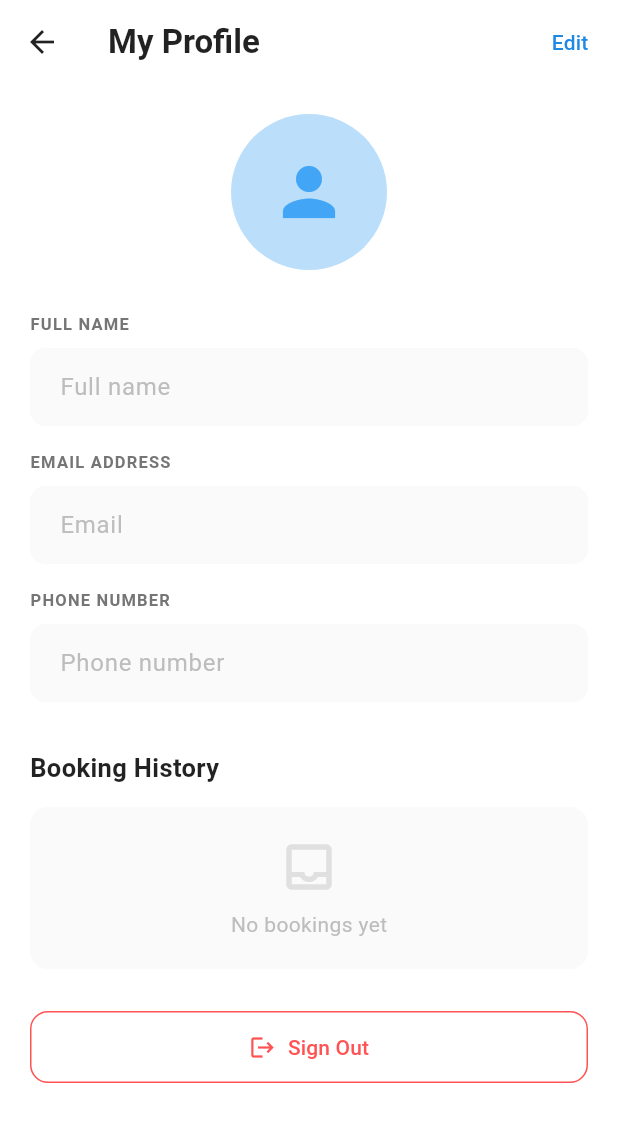
After one commit to HotChicken9405/inlo, a Flutter app: the CustomerProfileScreen screen opened directly, on a phone screen of 412 x 824 dp. The commit adds this screen. Shown: the top 1122 px of the screen. Run offline on Flutter 3.47's test engine with Material 3 defaults, Android fonts, the phone set to English and light mode, and no system bars; our stand-ins replace cloud_firestore, firebase_auth, firebase_core, google_sign_in, image_picker; accounts and stored records are empty.

Commit message:
cstmr profile added

```diff
--- /dev/null
+++ b/Inlo/lib/screens/customer_profile_screen.dart
@@ -0,0 +1,515 @@
+import 'dart:io';
+import 'dart:convert';
+import 'package:flutter/material.dart';
+import 'package:firebase_auth/firebase_auth.dart';
+import 'package:cloud_firestore/cloud_firestore.dart';
+import 'package:image_picker/image_picker.dart';
+import 'package:http/http.dart' as http;
+import 'login_screen.dart';
+
+class CustomerProfileScreen extends StatefulWidget {
+  const CustomerProfileScreen({super.key});
+
+  @override
+  State<CustomerProfileScreen> createState() =>
+      _CustomerProfileScreenState();
+}
+
+class _CustomerProfileScreenState
+    extends State<CustomerProfileScreen> {
+  final uid = FirebaseAuth.instance.currentUser!.uid;
+  bool _isEditing = false;
+  bool _isLoading = false;
+
+  final _nameController = TextEditingController();
+  final _emailController = TextEditingController();
+  final _phoneController = TextEditingController();
+  String _profilePhotoUrl = '';
+
+  static const String _cloudName = 'dgxp8sv9h';
+  static const String _uploadPreset = 'inlo_unsigned';
+
+  @override
+  void initState() {
+    super.initState();
+    _loadUserData();
+  }
+
+  Future<void> _loadUserData() async {
+    final doc = await FirebaseFirestore.instance
+        .collection('users')
+        .doc(uid)
+        .get();
+    final data = doc.data() ?? {};
+    setState(() {
+      _nameController.text = data['name'] ?? '';
+      _emailController.text = data['email'] ?? '';
+      _phoneController.text = data['phone'] ?? '';
+      _profilePhotoUrl = data['profilePhoto'] ?? '';
+    });
+  }
+
+  Future<void> _pickAndUploadPhoto() async {
+    final picker = ImagePicker();
+    final image = await picker.pickImage(
+        source: ImageSource.gallery, imageQuality: 75);
+    if (image == null) return;
+
+    setState(() => _isLoading = true);
+    final uri = Uri.parse(
+        'https://api.cloudinary.com/v1_1/$_cloudName/image/upload');
+    final request = http.MultipartRequest('POST', uri)
+      ..fields['upload_preset'] = _uploadPreset
+      ..files
+          .add(await http.MultipartFile.fromPath('file', image.path));
+    final response = await request.send();
+    if (response.statusCode == 200) {
+      final body =
+      jsonDecode(await response.stream.bytesToString());
+      setState(() {
+        _profilePhotoUrl = body['secure_url'];
+        _isLoading = false;
+      });
+    } else {
+      setState(() => _isLoading = false);
+      _showSnack('Failed to upload photo');
+    }
+  }
+
+  Future<void> _saveChanges() async {
+    if (_nameController.text.trim().isEmpty ||
+        _emailController.text.trim().isEmpty) {
+      _showSnack('Name and email cannot be empty');
+      return;
+    }
+    setState(() => _isLoading = true);
+    try {
+      await FirebaseFirestore.instance
+          .collection('users')
+          .doc(uid)
+          .update({
+        'name': _nameController.text.trim(),
+        'email': _emailController.text.trim(),
+        'phone': _phoneController.text.trim(),
+        'profilePhoto': _profilePhotoUrl,
+      });
+
+      // Update email in Firebase Auth if changed
+      final currentEmail =
+          FirebaseAuth.instance.currentUser!.email;
+      if (_emailController.text.trim() != currentEmail) {
+        await FirebaseAuth.instance.currentUser!
+            .verifyBeforeUpdateEmail(
+            _emailController.text.trim());
+        _showSnack(
+            'Verification email sent. Please verify new email.');
+      } else {
+        _showSnack('Profile updated successfully!');
+      }
+      setState(() => _isEditing = false);
+    } catch (e) {
+      _showSnack('Failed to update: $e');
+    }
+    setState(() => _isLoading = false);
+  }
+
+  void _showSnack(String msg) {
+    if (!mounted) return;
+    ScaffoldMessenger.of(context)
+        .showSnackBar(SnackBar(content: Text(msg)));
+  }
+
+  String _formatDate(Timestamp t) {
+    final d = t.toDate();
+    const months = [
+      'Jan', 'Feb', 'Mar', 'Apr', 'May', 'Jun',
+      'Jul', 'Aug', 'Sep', 'Oct', 'Nov', 'Dec'
+    ];
+    return '${d.day} ${months[d.month - 1]} ${d.year}';
+  }
+
+  @override
+  Widget build(BuildContext context) {
+    return Scaffold(
+      backgroundColor: Colors.white,
+      appBar: AppBar(
+        backgroundColor: Colors.white,
+        elevation: 0,
+        leading: IconButton(
+          icon: const Icon(Icons.arrow_back,
+              color: Colors.black87),
+          onPressed: () => Navigator.pop(context),
+        ),
+        title: const Text('My Profile',
+            style: TextStyle(
+                color: Colors.black87,
+                fontWeight: FontWeight.bold)),
+        actions: [
+          if (!_isEditing)
+            TextButton(
+              onPressed: () =>
+                  setState(() => _isEditing = true),
+              child: Text('Edit',
+                  style:
+                  TextStyle(color: Colors.blue.shade600)),
+            )
+          else
+            TextButton(
+              onPressed: () =>
+                  setState(() => _isEditing = false),
+              child: Text('Cancel',
+                  style: TextStyle(
+                      color: Colors.grey.shade500)),
+            ),
+        ],
+      ),
+      body: SingleChildScrollView(
+        padding: const EdgeInsets.all(20),
+        child: Column(
+          crossAxisAlignment: CrossAxisAlignment.start,
+          children: [
+            // Profile photo
+            Center(
+              child: Stack(
+                children: [
+                  CircleAvatar(
+                    radius: 52,
+                    backgroundColor: Colors.blue.shade100,
+                    backgroundImage: _profilePhotoUrl.isNotEmpty
+                        ? NetworkImage(_profilePhotoUrl)
+                        : null,
+                    child: _profilePhotoUrl.isEmpty
+                        ? Icon(Icons.person,
+                        size: 52,
+                        color: Colors.blue.shade400)
+                        : null,
+                  ),
+                  if (_isEditing)
+                    Positioned(
+                      bottom: 0,
+                      right: 0,
+                      child: GestureDetector(
+                        onTap: _pickAndUploadPhoto,
+                        child: Container(
+                          width: 34,
+                          height: 34,
+                          decoration: BoxDecoration(
+                            color: Colors.blue.shade600,
+                            shape: BoxShape.circle,
+                            border: Border.all(
+                                color: Colors.white, width: 2),
+                          ),
+                          child: const Icon(Icons.camera_alt,
+                              color: Colors.white, size: 18),
+                        ),
+                      ),
+                    ),
+                ],
+              ),
+            ),
+            const SizedBox(height: 28),
+
+            // Fields
+            _buildLabel('FULL NAME'),
+            const SizedBox(height: 8),
+            _buildField(
+              controller: _nameController,
+              hint: 'Full name',
+              enabled: _isEditing,
+            ),
+            const SizedBox(height: 16),
+
+            _buildLabel('EMAIL ADDRESS'),
+            const SizedBox(height: 8),
+            _buildField(
+              controller: _emailController,
+              hint: 'Email',
+              enabled: _isEditing,
+              keyboardType: TextInputType.emailAddress,
+            ),
+            const SizedBox(height: 16),
+
+            _buildLabel('PHONE NUMBER'),
+            const SizedBox(height: 8),
+            _buildField(
+              controller: _phoneController,
+              hint: 'Phone number',
+              enabled: _isEditing,
+              keyboardType: TextInputType.phone,
+            ),
+
+            if (_isEditing) ...[
+              const SizedBox(height: 28),
+              SizedBox(
+                width: double.infinity,
+                child: _isLoading
+                    ? const Center(
+                    child: CircularProgressIndicator())
+                    : ElevatedButton(
+                  onPressed: _saveChanges,
+                  style: ElevatedButton.styleFrom(
+                    backgroundColor:
+                    Colors.blue.shade600,
+                    foregroundColor: Colors.white,
+                    padding: const EdgeInsets.symmetric(
+                        vertical: 16),
+                    shape: RoundedRectangleBorder(
+                        borderRadius:
+                        BorderRadius.circular(12)),
+                  ),
+                  child: const Text('Save changes',
+                      style:
+                      TextStyle(fontSize: 16)),
+                ),
+              ),
+            ],
+
+            const SizedBox(height: 32),
+
+            // Booking history
+            const Text('Booking History',
+                style: TextStyle(
+                    fontSize: 17,
+                    fontWeight: FontWeight.bold,
+                    color: Colors.black87)),
+            const SizedBox(height: 14),
+
+            StreamBuilder<QuerySnapshot>(
+              stream: FirebaseFirestore.instance
+                  .collection('bookings')
+                  .where('customerId', isEqualTo: uid)
+                  .orderBy('createdAt', descending: true)
+                  .snapshots(),
+              builder: (context, snap) {
+                if (snap.connectionState ==
+                    ConnectionState.waiting) {
+                  return const Center(
+                      child: CircularProgressIndicator());
+                }
+                final docs = snap.data?.docs ?? [];
+                if (docs.isEmpty) {
+                  return Container(
+                    padding: const EdgeInsets.all(20),
+                    decoration: BoxDecoration(
+                      color: Colors.grey.shade50,
+                      borderRadius:
+                      BorderRadius.circular(12),
+                    ),
+                    child: Center(
+                      child: Column(
+                        children: [
+                          Icon(Icons.inbox_outlined,
+                              size: 40,
+                              color: Colors.grey.shade300),
+                          const SizedBox(height: 8),
+                          Text('No bookings yet',
+                              style: TextStyle(
+                                  color:
+                                  Colors.grey.shade400)),
+                        ],
+                      ),
+                    ),
+                  );
+                }
+                return Column(
+                  children: docs.map((doc) {
+                    final data =
+                    doc.data() as Map<String, dynamic>;
+                    return Container(
+                      margin:
+                      const EdgeInsets.only(bottom: 12),
+                      padding: const EdgeInsets.all(14),
+                      decoration: BoxDecoration(
+                        color: Colors.white,
+                        borderRadius:
+                        BorderRadius.circular(12),
+                        boxShadow: [
+                          BoxShadow(
+                              color: Colors.black
+                                  .withOpacity(0.05),
+                              blurRadius: 8)
+                        ],
+                      ),
+                      child: Column(
+                        crossAxisAlignment:
+                        CrossAxisAlignment.start,
+                        children: [
+                          Row(
+                            mainAxisAlignment:
+                            MainAxisAlignment
+                                .spaceBetween,
+                            children: [
+                              Text(
+                                data['bookingId'] ?? '',
+                                style: TextStyle(
+                                    color:
+                                    Colors.grey.shade400,
+                                    fontSize: 11),
+                              ),
+                              Container(
+                                padding:
+                                const EdgeInsets.symmetric(
+                                    horizontal: 8,
+                                    vertical: 3),
+                                decoration: BoxDecoration(
+                                  color:
+                                  Colors.green.shade50,
+                                  borderRadius:
+                                  BorderRadius.circular(
+                                      6),
+                                ),
+                                child: Text('Confirmed',
+                                    style: TextStyle(
+                                        color: Colors
+                                            .green.shade600,
+                                        fontSize: 11,
+                                        fontWeight:
+                                        FontWeight.w600)),
+                              ),
+                            ],
+                          ),
+                          const SizedBox(height: 8),
+                          Text(
+                            data['propertyName'] ?? '',
+                            style: const TextStyle(
+                                fontWeight: FontWeight.bold,
+                                fontSize: 15),
+                          ),
+                          const SizedBox(height: 4),
+                          Text(
+                            data['roomName'] ?? '',
+                            style: TextStyle(
+                                color: Colors.grey.shade500,
+                                fontSize: 13),
+                          ),
+                          const SizedBox(height: 6),
+                          Row(
+                            children: [
+                              Icon(Icons.calendar_today,
+                                  size: 13,
+                                  color:
+                                  Colors.grey.shade400),
+                              const SizedBox(width: 6),
+                              Text(
+                                '${_formatDate(data['checkIn'] as Timestamp)} → ${_formatDate(data['checkOut'] as Timestamp)}',
+                                style: TextStyle(
+                                    color:
+                                    Colors.grey.shade500,
+                                    fontSize: 12),
+                              ),
+                            ],
+                          ),
+                          const SizedBox(height: 4),
+                          Row(
+                            mainAxisAlignment:
+                            MainAxisAlignment
+                                .spaceBetween,
+                            children: [
+                              Row(
+                                children: [
+                                  Icon(Icons.people_outline,
+                                      size: 13,
+                                      color: Colors
+                                          .grey.shade400),
+                                  const SizedBox(width: 6),
+                                  Text(
+                                      '${data['guests']} guest(s) · ${data['nights']} night(s)',
+                                      style: TextStyle(
+                                          color: Colors
+                                              .grey.shade500,
+                                          fontSize: 12)),
+                                ],
+                              ),
+                              Text(
+                                'LKR ${(data['totalAmount'] as num).toStringAsFixed(0)}',
+                                style: TextStyle(
+                                    color:
+                                    Colors.blue.shade600,
+                                    fontWeight:
+                                    FontWeight.bold,
+                                    fontSize: 14),
+                              ),
+                            ],
+                          ),
+                        ],
+                      ),
+                    );
+                  }).toList(),
+                );
+              },
+            ),
+
+            const SizedBox(height: 28),
+
+            // Sign out
+            SizedBox(
+              width: double.infinity,
+              child: OutlinedButton.icon(
+                onPressed: () async {
+                  await FirebaseAuth.instance.signOut();
+                  if (!mounted) return;
+                  Navigator.pushAndRemoveUntil(
+                    context,
+                    MaterialPageRoute(
+                        builder: (_) => const LoginScreen()),
+                        (route) => false,
+                  );
+                },
+                icon: const Icon(Icons.logout,
+                    color: Colors.redAccent),
+                label: const Text('Sign Out',
+                    style:
+                    TextStyle(color: Colors.redAccent)),
+                style: OutlinedButton.styleFrom(
+                  padding:
+                  const EdgeInsets.symmetric(vertical: 14),
+                  side: const BorderSide(
+                      color: Colors.redAccent),
+                  shape: RoundedRectangleBorder(
+                      borderRadius:
+                      BorderRadius.circular(12)),
+                ),
+              ),
+            ),
+            const SizedBox(height: 30),
+          ],
+        ),
+      ),
+    );
+  }
+
+  Widget _buildLabel(String text) {
+    return Text(text,
+        style: TextStyle(
+            fontSize: 11,
+            fontWeight: FontWeight.w600,
+            color: Colors.grey.shade600,
+            letterSpacing: 0.8));
+  }
+
+  Widget _buildField({
+    required TextEditingController controller,
+    required String hint,
+    bool enabled = true,
+    TextInputType keyboardType = TextInputType.text,
+  }) {
+    return TextField(
+      controller: controller,
+      enabled: enabled,
+      keyboardType: keyboardType,
+      decoration: InputDecoration(
+        hintText: hint,
+        hintStyle: TextStyle(color: Colors.grey.shade400),
+        filled: true,
+        fillColor:
+        enabled ? Colors.grey.shade100 : Colors.grey.shade50,
+        border: OutlineInputBorder(
+          borderRadius: BorderRadius.circular(10),
+          borderSide: BorderSide.none,
+        ),
+        contentPadding: const EdgeInsets.symmetric(
+            horizontal: 16, vertical: 14),
+      ),
+    );
+  }
+}
```
Also changed, not shown: Inlo/lib/screens/customer_home_screen.dart (+14 -4 lines).
